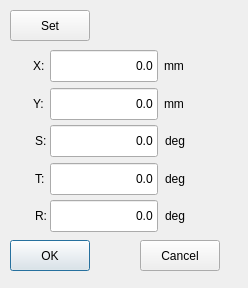
The window that hcmanualoperation/axismodifydialog.ui (GaussCheng/2-5AxisPunch) describes before a commit, drawn with Qt 5.
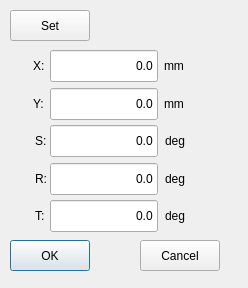
The same window after the commit. Custom widgets are drawn as their Qt base class.

```diff
--- a/hcmanualoperation/axismodifydialog.ui
+++ b/hcmanualoperation/axismodifydialog.ui
@@ -241,7 +241,7 @@
     </rect>
    </property>
    <property name="text">
-    <string>T:</string>
+    <string>R:</string>
    </property>
   </widget>
   <widget class="QLabel" name="label_9">
@@ -254,7 +254,7 @@
     </rect>
    </property>
    <property name="text">
-    <string>R:</string>
+    <string>T:</string>
    </property>
   </widget>
   <widget class="ICLineEditWithVirtualNumericKeypad" name="pPos">
```
Left out of the diff: 4 changed lines with no effect on the pictures.
